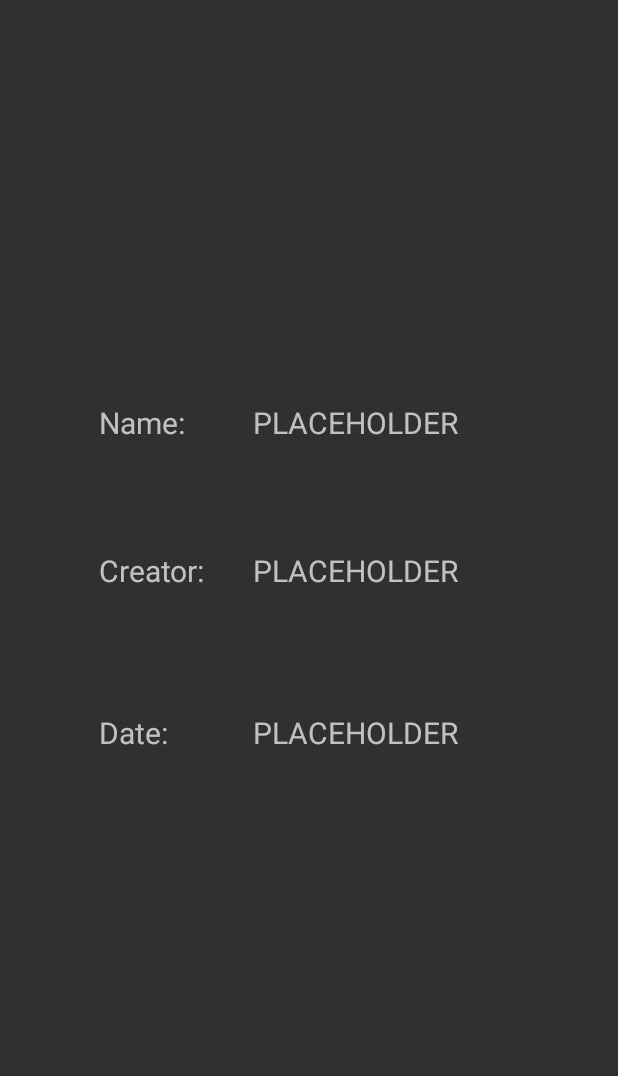
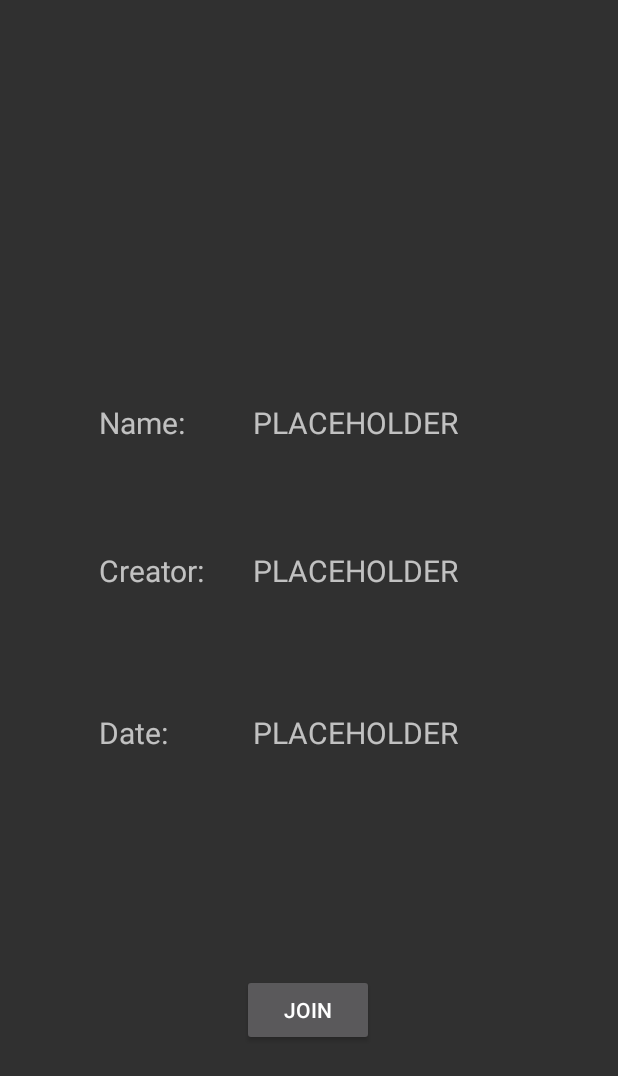
Before and after one commit to KordianCeranowski/tabletop-connector-front, an Android app: the layout fragment_event_info.xml on its own in the app's theme, with its tools: preview values and no code run, on a phone screen of 412 x 824 dp. Shown: the top 1076 px of the screen. Run offline under Robolectric (Android 15) with nearby library versions, the phone set to English and light mode, and no system bars.

Commit message:
Add joining to events by users

```diff
--- a/app/src/main/java/com/example/tabletop/main/activity/RegisterActivity.kt
+++ b/app/src/main/java/com/example/tabletop/main/activity/RegisterActivity.kt
@@ -6,7 +6,6 @@ import androidx.lifecycle.lifecycleScope
 import androidx.lifecycle.observe
 import com.example.tabletop.databinding.ActivityRegisterBinding
 import com.example.tabletop.mvvm.model.helpers.*
-import com.example.tabletop.mvvm.repository.UserRepository
 import com.example.tabletop.settings.SettingsManager
 import com.example.tabletop.mvvm.viewmodel.UserViewModel
 import com.example.tabletop.util.ValidationPattern
@@ -14,7 +13,6 @@ import com.example.tabletop.util.getEditTextValue
 import com.example.tabletop.util.getErrorBodyProperties
 import com.example.tabletop.util.getFullResponse
 import com.livinglifetechway.k4kotlin.core.value
-import dev.ajkueterman.lazyviewmodels.lazyViewModels
 import kotlinx.coroutines.launch
 import net.alexandroid.utils.mylogkt.*
 import net.alexandroid.utils.mylogkt.logD
--- a/app/src/main/java/com/example/tabletop/main/fragment/ListOfEventsFragment.kt
+++ b/app/src/main/java/com/example/tabletop/main/fragment/ListOfEventsFragment.kt
@@ -17,6 +17,7 @@ import com.example.tabletop.mvvm.viewmodel.EventViewModel
 import com.example.tabletop.settings.SettingsManager
 import com.example.tabletop.util.getErrorBodyProperties
 import com.example.tabletop.util.getFullResponse
+import kotlinx.coroutines.async
 import kotlinx.coroutines.launch
 import net.alexandroid.utils.mylogkt.logD
 import net.alexandroid.utils.mylogkt.logI
@@ -91,7 +92,7 @@ class ListOfEventsFragment : BaseFragment(R.layout.fragment_list_of_events) {
     private fun handleError(response: Response<Many<Event>>) {
         logW(response.getFullResponse())
         logW(response.getErrorBodyProperties().toString())
-        toast("Something went wrong")
+        toast("Could not retrieve events")
 
         // if (!(this@LoginActivity::errorBodyProperties.isInitialized)) {
         //     errorBodyProperties = response.getErrorBodyProperties()
--- a/app/src/main/java/com/example/tabletop/main/fragment/ProfileFragment.kt
+++ b/app/src/main/java/com/example/tabletop/main/fragment/ProfileFragment.kt
@@ -21,6 +21,7 @@ import net.alexandroid.utils.mylogkt.logE
 import net.alexandroid.utils.mylogkt.logI
 import retrofit2.Response
 
+@Suppress("COMPATIBILITY_WARNING")
 class ProfileFragment : BaseFragment(R.layout.fragment_profile) {
 
     override val binding: FragmentProfileBinding by viewBinding()
@@ -29,7 +30,7 @@ class ProfileFragment : BaseFragment(R.layout.fragment_profile) {
 
     fun setup() {
         binding
-        settingsManager = context?.let { SettingsManager(it) }!!
+        settingsManager = SettingsManager(requireContext())
     }
 
     override fun onViewCreated(view: View, savedInstanceState: Bundle?) {
--- a/app/src/main/java/com/example/tabletop/mvvm/api/GameApi.kt
+++ b/app/src/main/java/com/example/tabletop/mvvm/api/GameApi.kt
@@ -7,6 +7,7 @@ import retrofit2.Response
 import retrofit2.http.*
 
 interface GameApi {
+
     @GET(GAME_API_ENDPOINT)
     suspend fun getMany(
         @Query("_sort") sort: String,
--- a/app/src/main/java/com/example/tabletop/mvvm/api/UserApi.kt
+++ b/app/src/main/java/com/example/tabletop/mvvm/api/UserApi.kt
@@ -10,6 +10,7 @@ import retrofit2.Response
 import retrofit2.http.*
 
 interface UserApi {
+
     @POST(USER_API_LOGIN_ENDPOINT)
     suspend fun login(
         @Body loginForm: LoginForm
--- a/app/src/main/java/com/example/tabletop/util/Constants.kt
+++ b/app/src/main/java/com/example/tabletop/util/Constants.kt
@@ -14,6 +14,8 @@ const val USER_API_REGISTER_ENDPOINT = "auth/users/"
 const val USER_API_LOGIN_ENDPOINT = "auth/jwt/create/"
 
 const val USER_API_GET_PROFILE_ENDPOINT = "auth/profiles/me/"
+
+const val USER_EVENT_PARTICIPATION_ENDPOINT = "participation/"
 
 // GAME API
 const val GAME_API_ENDPOINT = "games/"
--- a/app/src/main/res/layout/fragment_event_info.xml
+++ b/app/src/main/res/layout/fragment_event_info.xml
@@ -102,5 +102,17 @@
         app:layout_constraintTop_toTopOf="parent"
         app:layout_constraintVertical_bias="0.596" />
 
+    <Button
+        android:id="@+id/btn_join_event"
+        android:layout_width="wrap_content"
+        android:layout_height="wrap_content"
+        android:text="Join"
+        app:layout_constraintBottom_toBottomOf="parent"
+        app:layout_constraintEnd_toEndOf="parent"
+        app:layout_constraintHorizontal_bias="0.498"
+        app:layout_constraintStart_toStartOf="parent"
+        app:layout_constraintTop_toTopOf="parent"
+        app:layout_constraintVertical_bias="0.837" />
+
 
 </androidx.constraintlayout.widget.ConstraintLayout>
```
Also changed, not shown: app/src/main/java/com/example/tabletop/main/activity/EventActivity.kt (+1 -9 lines), app/src/main/java/com/example/tabletop/main/activity/LoginActivity.kt (+1 -6 lines), app/src/main/java/com/example/tabletop/main/fragment/EventInfoFragment.kt (+46 -0 lines), app/src/main/java/com/example/tabletop/main/fragment/EventParticipantsFragment.kt (+16 -9 lines), app/src/main/java/com/example/tabletop/mvvm/api/EventApi.kt (+10 -3 lines), app/src/main/java/com/example/tabletop/mvvm/repository/EventRepository.kt (+6 -2 lines), app/src/main/java/com/example/tabletop/mvvm/viewmodel/EventViewModel.kt (+10 -0 lines), app/src/main/java/com/example/tabletop/mvvm/viewmodel/UserViewModel.kt (+11 -4 lines).
